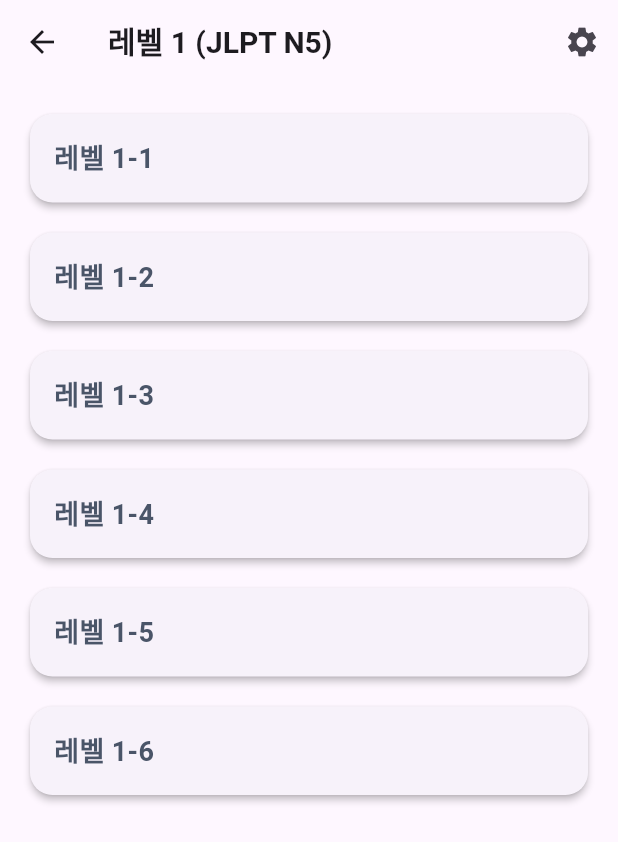
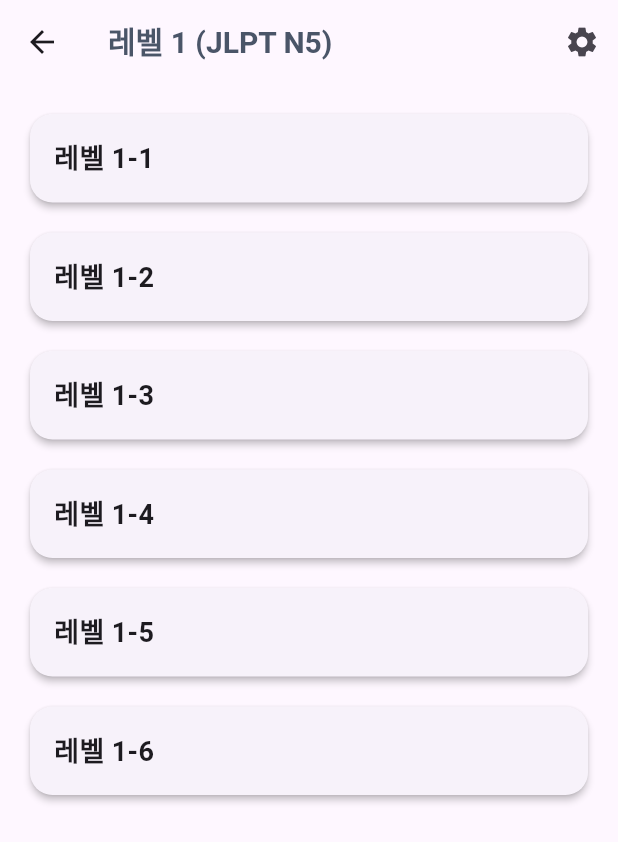
Before and after one commit to yoosukkim-create/Japanese, a Flutter app: the screen it shows after launch, after a tap on "레벨 1 (JLPT N5)", on a phone screen of 412 x 824 dp. Shown: the top 842 px of the screen. Run offline on Flutter 3.47's test engine with Material 3 defaults, Android fonts, the phone set to English and light mode, and no system bars; our stand-ins replace shared_preferences.

Commit message:
fix: apply main color in title

```diff
--- a/lib/main.dart
+++ b/lib/main.dart
@@ -85,6 +85,8 @@ class _HomeScreenState extends State<HomeScreen> {
 
   @override
   Widget build(BuildContext context) {
+    final themeProvider = Provider.of<ThemeProvider>(context);
+
     if (_isLoading) {
       return const Scaffold(
         body: Center(
@@ -120,6 +122,7 @@ class _HomeScreenState extends State<HomeScreen> {
               fontWeight: FontWeight.w800,
               fontSize: 24,
               letterSpacing: 1.2,
+              color: themeProvider.mainColor,
             ),
           ),
         ),
--- a/lib/views/screens/level_list_screen.dart
+++ b/lib/views/screens/level_list_screen.dart
@@ -30,8 +30,6 @@ class LevelButton extends StatelessWidget {
 
   @override
   Widget build(BuildContext context) {
-    final themeProvider = Provider.of<ThemeProvider>(context);
-
     return Padding(
       padding: const EdgeInsets.only(bottom: 12.0),
       child: Card(
@@ -53,10 +51,9 @@ class LevelButton extends StatelessWidget {
             padding: const EdgeInsets.all(16.0),
             child: Text(
               level.title,
-              style: TextStyle(
+              style: const TextStyle(
                 fontSize: 18,
                 fontWeight: FontWeight.bold,
-                color: themeProvider.mainColor,
               ),
             ),
           ),
--- a/lib/views/screens/sublevel_screen.dart
+++ b/lib/views/screens/sublevel_screen.dart
@@ -19,9 +19,10 @@ class SubLevelScreen extends StatelessWidget {
       appBar: AppBar(
         title: Text(
           level.title,
-          style: const TextStyle(
+          style: TextStyle(
             fontWeight: FontWeight.w600,
             fontSize: 20,
+            color: themeProvider.mainColor,
           ),
         ),
         actions: [
@@ -70,10 +71,9 @@ class SubLevelScreen extends StatelessWidget {
                   padding: const EdgeInsets.all(16.0),
                   child: Text(
                     key,
-                    style: TextStyle(
+                    style: const TextStyle(
                       fontSize: 18,
                       fontWeight: FontWeight.bold,
-                      color: themeProvider.mainColor,
                     ),
                   ),
                 ),
--- a/lib/views/screens/word_list_screen.dart
+++ b/lib/views/screens/word_list_screen.dart
@@ -37,9 +37,10 @@ class _WordListScreenState extends State<WordListScreen> with SingleTickerProvid
           appBar: AppBar(
             title: Text(
               widget.title,
-              style: const TextStyle(
+              style: TextStyle(
                 fontWeight: FontWeight.w600,
                 fontSize: 20,
+                color: themeProvider.mainColor,
               ),
             ),
             actions: [
```
